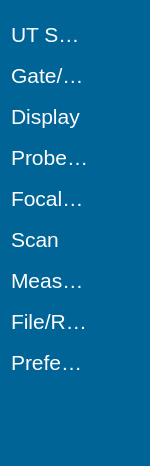
Above: ui/menu/main_menu.ui from 15903016222/Voice before the change. Below: the same form after it.
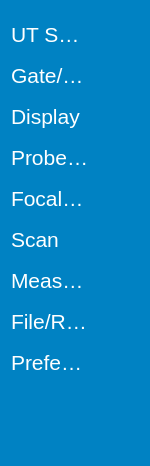
That is the form after the change. Icons and pictures are not drawn.

What changed in the file:
```diff
--- a/ui/menu/main_menu.ui
+++ b/ui/menu/main_menu.ui
@@ -21,13 +21,15 @@
   </property>
   <property name="styleSheet">
    <string notr="true">QWidget{
-	background-color:rgb(0, 100, 150);
+/*	background-color:rgb(0, 100, 150); */
+	background-color: rgb(0, 130, 195);
 	border-top-left-radius: 5px;
 	border-bottom-left-radius: 5px;
 }
 
 QPushButton{	
-	background-color: rgba(37, 76, 124, 0);
+	/*background-color: rgba(37, 76, 124, 0);*/
+	background-color: rgb(0, 130, 195);
 }</string>
   </property>
   <layout class="QVBoxLayout" name="verticalLayout" stretch="0,1,0">
@@ -89,7 +91,7 @@
      <property name="styleSheet">
       <string notr="true">QTreeWidget{
 	font: 14pt &quot;Arial&quot;;
-	background-color:rgb(0, 100, 150);
+	background-color:rgb(0, 130, 195);
 	outline: 0px;
 }
 
```
